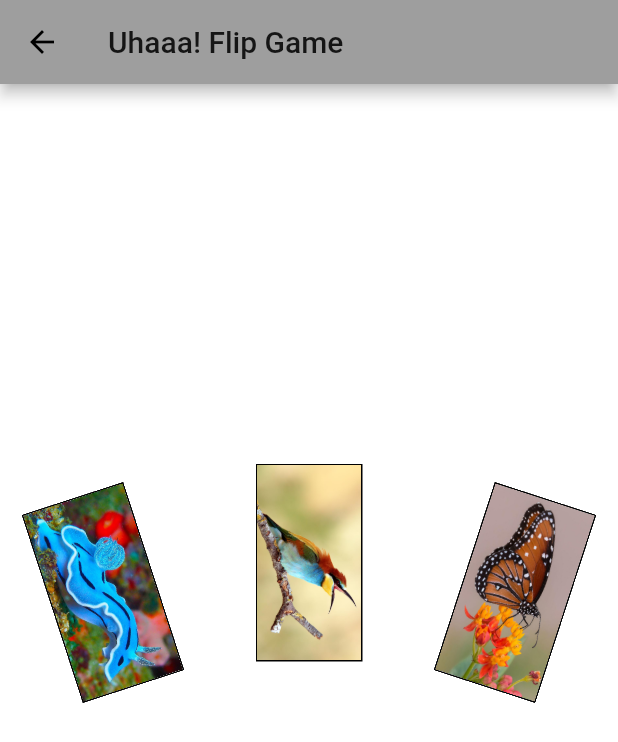
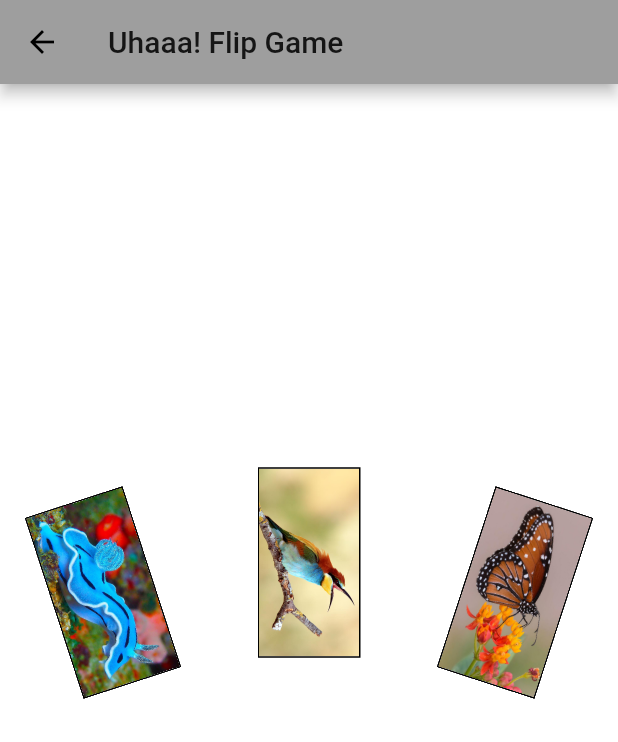
Before and after one commit to cc-nogueira/flip_board, a Flutter app: the UhaaFlipGamePage screen opened by its route, on a phone screen of 412 x 824 dp. Shown: the top 742 px of the screen. Run offline on Flutter 3.47's test engine with Material 2 defaults, Android fonts, the phone set to English and light mode, and no system bars.

Commit message:
UhaaFlipGamePage images resized

```diff
--- a/example/lib/pages/game/uhaa_flip_game_page.dart
+++ b/example/lib/pages/game/uhaa_flip_game_page.dart
@@ -31,10 +31,10 @@ class _UhaaFlipGamePageState extends State<UhaaFlipGamePage>
   void initState() {
     super.initState();
     _cards = [
-      Image.asset('assets/sea.png', width: 130.0),
-      Image.asset('assets/bird.png', width: 130.0),
-      Image.asset('assets/butterfly.png', width: 130.0),
-      Image.asset('assets/flower.png', width: 130.0),
+      Image.asset('assets/sea.png', width: 125.0),
+      Image.asset('assets/bird.png', width: 125.0),
+      Image.asset('assets/butterfly.png', width: 125.0),
+      Image.asset('assets/flower.png', width: 125.0),
     ];
     _cardControllers = [
       StreamController<Widget>(),
```
